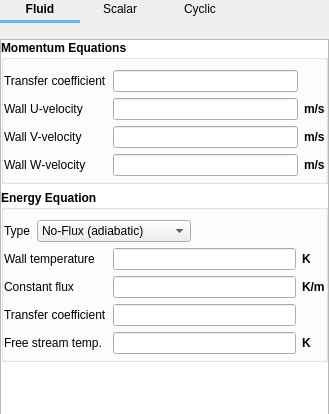
First picture: the form in mfixgui/uifiles/boundary_conditions.ui, repository truongd8593/mfix, before the edit; both pictures show x 0 to 329 and y 116 to 530 of the 329 by 861 pixel window.
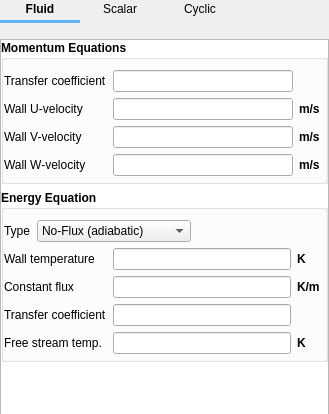
Second picture: the form after the edit. Custom widgets are drawn as their Qt base class.

Commit message: margins (increase right)

```diff
--- a/mfixgui/uifiles/boundary_conditions.ui
+++ b/mfixgui/uifiles/boundary_conditions.ui
@@ -423,7 +423,7 @@
                     <number>10</number>
                    </property>
                    <property name="rightMargin">
-                    <number>0</number>
+                    <number>5</number>
                    </property>
                    <property name="bottomMargin">
                     <number>5</number>
@@ -545,7 +545,7 @@
                     <number>10</number>
                    </property>
                    <property name="rightMargin">
-                    <number>0</number>
+                    <number>5</number>
                    </property>
                    <property name="bottomMargin">
                     <number>5</number>
```
Left out of the diff: 16 changed lines with no effect on the pictures.
